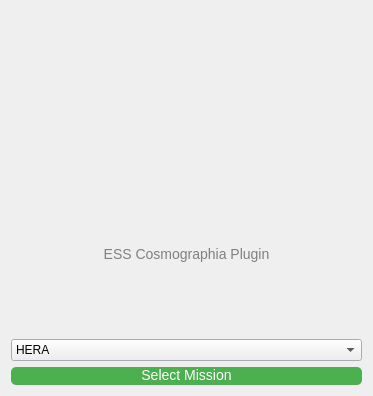
Above: ui/design/qtcreator/landing.ui from esaSPICEservice/ess-plugin before the change. Below: the same form after it.
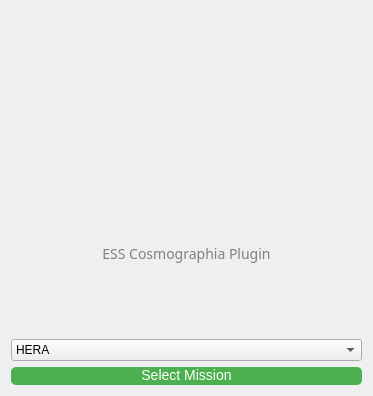
That is the form after the change. Icons and pictures are not drawn.

```diff
--- a/ui/design/qtcreator/landing.ui
+++ b/ui/design/qtcreator/landing.ui
@@ -54,6 +54,13 @@
    </item>
    <item>
     <widget class="QLabel" name="label_3">
+     <property name="font">
+      <font>
+       <family>Arial Black</family>
+       <pointsize>-1</pointsize>
+       <bold>false</bold>
+      </font>
+     </property>
      <property name="text">
       <string>ESS Cosmographia Plugin</string>
      </property>
```
Left out of the diff: 5 changed lines with no effect on the pictures.
